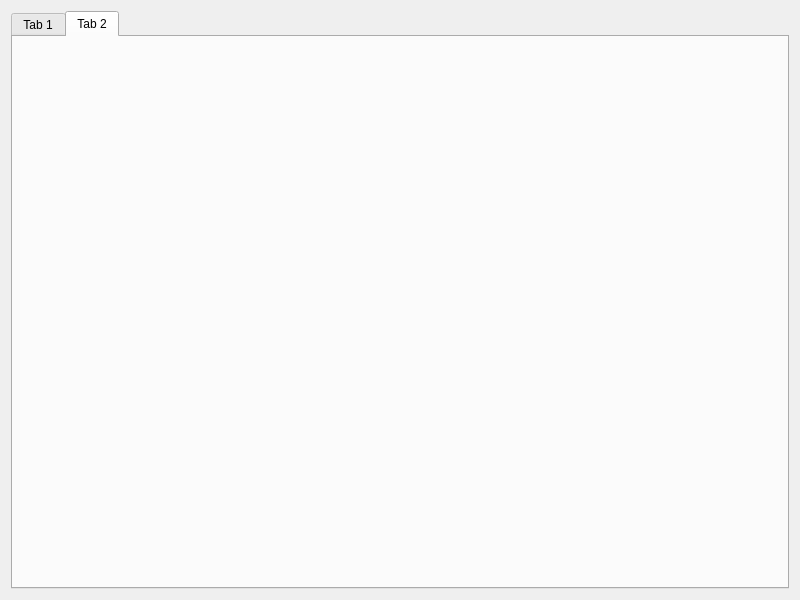
First picture: the form in Beginner/CombosListsSpinboxYADAYADA/dialog.ui, repository develooper1994/Qt5WidgetLearning, before the edit.
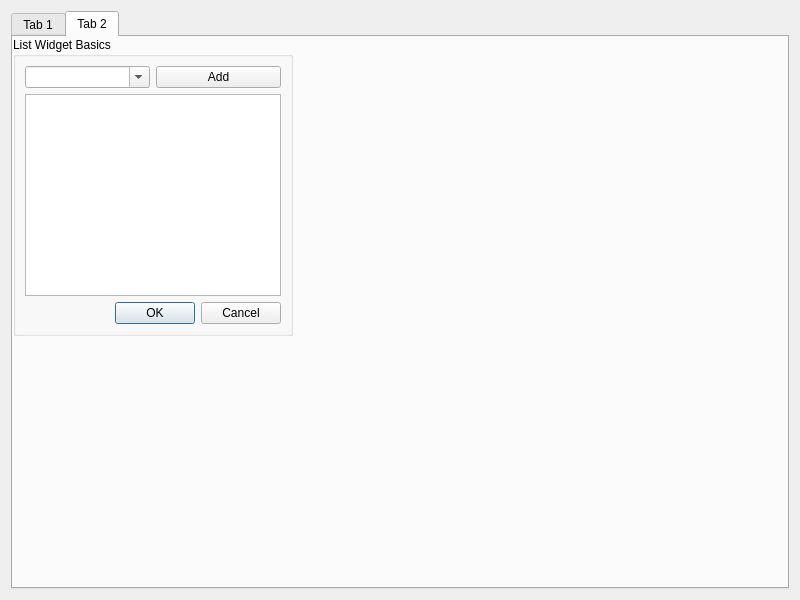
Second picture: the form after the edit. The open tabs and pages were chosen to show the change.

Commit message: Tab 2 design completed

The edit to the form file:
```diff
--- a/Beginner/CombosListsSpinboxYADAYADA/dialog.ui
+++ b/Beginner/CombosListsSpinboxYADAYADA/dialog.ui
@@ -127,6 +127,52 @@
       <attribute name="title">
        <string>Tab 2</string>
       </attribute>
+      <widget class="QGroupBox" name="grpListWidget">
+       <property name="geometry">
+        <rect>
+         <x>0</x>
+         <y>0</y>
+         <width>280</width>
+         <height>299</height>
+        </rect>
+       </property>
+       <property name="title">
+        <string>List Widget Basics</string>
+       </property>
+       <layout class="QVBoxLayout" name="verticalLayout_2">
+        <item>
+         <layout class="QHBoxLayout" name="horizontalLayout_3">
+          <item>
+           <widget class="QComboBox" name="cmbListWidget">
+            <property name="editable">
+             <bool>true</bool>
+            </property>
+           </widget>
+          </item>
+          <item>
+           <widget class="QPushButton" name="btnListWidgetAdd">
+            <property name="text">
+             <string>Add</string>
+            </property>
+           </widget>
+          </item>
+         </layout>
+        </item>
+        <item>
+         <widget class="QListWidget" name="listWidget1"/>
+        </item>
+        <item>
+         <widget class="QDialogButtonBox" name="btnBoxListWidget">
+          <property name="standardButtons">
+           <set>QDialogButtonBox::Cancel|QDialogButtonBox::Ok</set>
+          </property>
+         </widget>
+        </item>
+        <item>
+         <layout class="QHBoxLayout" name="horizontalLayout_4"/>
+        </item>
+       </layout>
+      </widget>
      </widget>
     </widget>
    </item>
```
Left out of the diff: 4 changed lines with no effect on the pictures.
